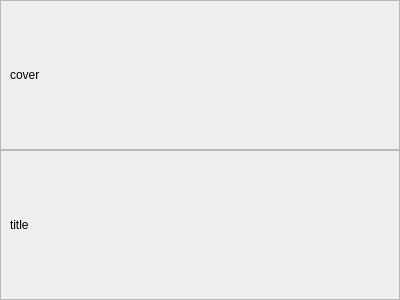
This is CaX/widget/base/iconserviceeditor.ui in fsest4u/CaX_03 as Qt 5 draws it before an edit. The edited form follows.
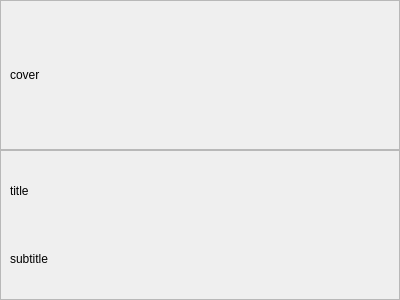
This is the edited form.

```diff
--- a/CaX/widget/base/iconserviceeditor.ui
+++ b/CaX/widget/base/iconserviceeditor.ui
@@ -64,6 +64,13 @@
         </property>
        </widget>
       </item>
+      <item>
+       <widget class="QLabel" name="labelSubtitle">
+        <property name="text">
+         <string>subtitle</string>
+        </property>
+       </widget>
+      </item>
      </layout>
     </widget>
    </item>
```
